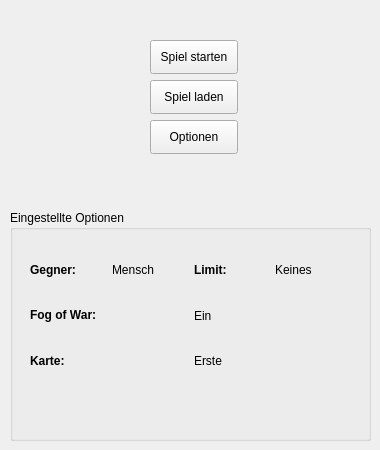
Before: the Qt Designer form BattleIsle/startmenuewidget.ui in BenjaminBerkei/Swt-Praktikum, drawn with Qt 5.
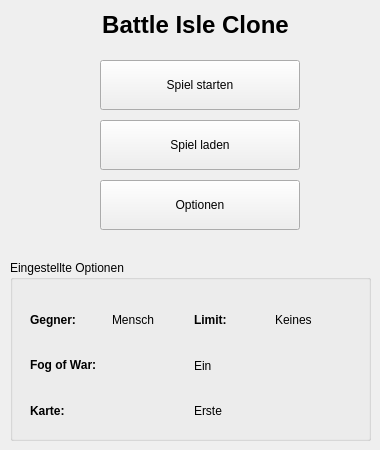
After: the same form once the commit is applied.

```diff
--- a/BattleIsle/startmenuewidget.ui
+++ b/BattleIsle/startmenuewidget.ui
@@ -16,10 +16,10 @@
   <widget class="QPushButton" name="qbutton_startGame">
    <property name="geometry">
     <rect>
-     <x>150</x>
-     <y>40</y>
-     <width>88</width>
-     <height>34</height>
+     <x>100</x>
+     <y>60</y>
+     <width>200</width>
+     <height>50</height>
     </rect>
    </property>
    <property name="text">
@@ -29,10 +29,10 @@
   <widget class="QPushButton" name="qbutton_loadGame">
    <property name="geometry">
     <rect>
-     <x>150</x>
-     <y>80</y>
-     <width>88</width>
-     <height>34</height>
+     <x>100</x>
+     <y>120</y>
+     <width>200</width>
+     <height>50</height>
     </rect>
    </property>
    <property name="text">
@@ -42,10 +42,10 @@
   <widget class="QPushButton" name="qbutton_options">
    <property name="geometry">
     <rect>
-     <x>150</x>
-     <y>120</y>
-     <width>88</width>
-     <height>34</height>
+     <x>100</x>
+     <y>180</y>
+     <width>200</width>
+     <height>50</height>
     </rect>
    </property>
    <property name="text">
@@ -56,15 +56,15 @@
    <property name="geometry">
     <rect>
      <x>10</x>
-     <y>210</y>
+     <y>260</y>
      <width>361</width>
-     <height>231</height>
+     <height>181</height>
     </rect>
    </property>
    <property name="title">
     <string>Eingestellte Optionen</string>
    </property>
-   <widget class="QWidget" name="">
+   <widget class="QWidget" name="layoutWidget">
     <property name="geometry">
      <rect>
       <x>20</x>
@@ -145,6 +145,19 @@
     </layout>
    </widget>
   </widget>
+  <widget class="QLabel" name="label">
+   <property name="geometry">
+    <rect>
+     <x>60</x>
+     <y>10</y>
+     <width>271</width>
+     <height>31</height>
+    </rect>
+   </property>
+   <property name="text">
+    <string>&lt;html&gt;&lt;head/&gt;&lt;body&gt;&lt;p align=&quot;center&quot;&gt;&lt;span style=&quot; font-size:xx-large; font-weight:600;&quot;&gt;Battle Isle Clone&lt;/span&gt;&lt;/p&gt;&lt;/body&gt;&lt;/html&gt;</string>
+   </property>
+  </widget>
  </widget>
  <resources/>
  <connections/>
```
